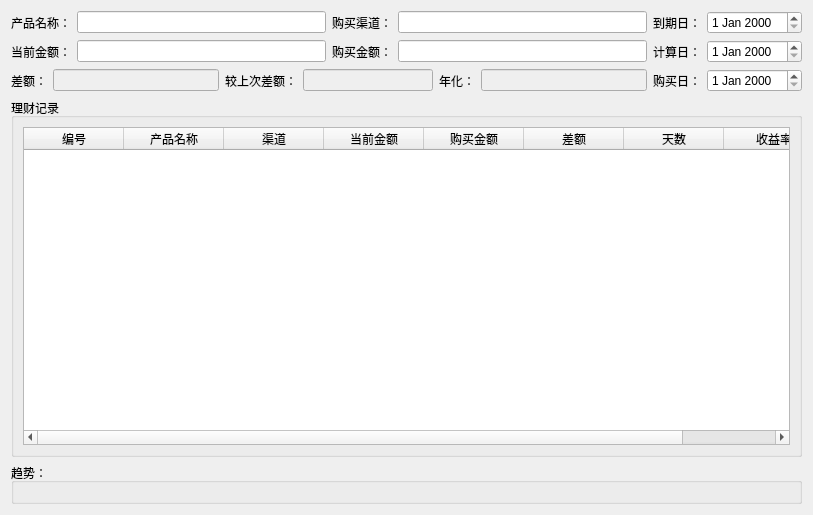
This is widgets/calcReturn/calcReturn.ui in godspeed-w/pyqt_try as Qt 5 draws it before an edit. The edited form follows.
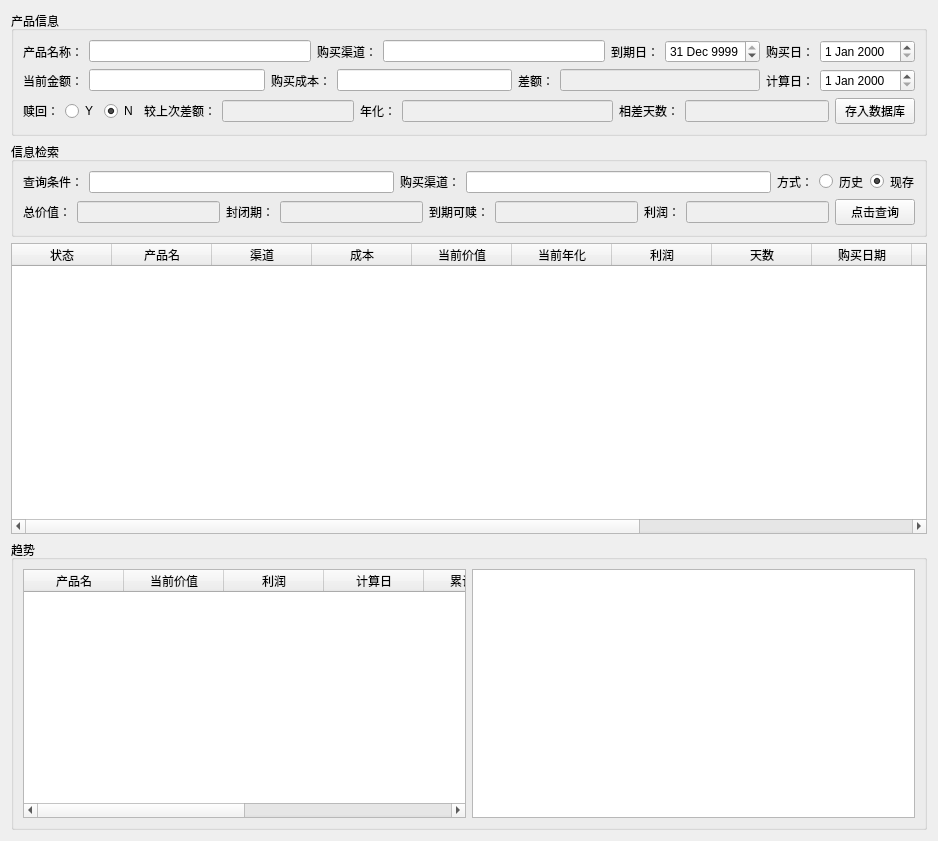
This is the edited form.

What changed in the file:
```diff
--- a/widgets/calcReturn/calcReturn.ui
+++ b/widgets/calcReturn/calcReturn.ui
@@ -6,8 +6,8 @@
    <rect>
     <x>0</x>
     <y>0</y>
-    <width>813</width>
-    <height>515</height>
+    <width>938</width>
+    <height>841</height>
    </rect>
   </property>
   <property name="windowTitle">
@@ -15,11 +15,13 @@
   </property>
   <layout class="QVBoxLayout" name="verticalLayout_3">
    <item>
+    <widget class="QGroupBox" name="groupBox_3">
+     <property name="title">
+      <string>产品信息</string>
+     </property>
     <layout class="QVBoxLayout" name="verticalLayout">
      <item>
-      <layout class="QHBoxLayout" name="horizontalLayout_11">
-       <item>
-        <layout class="QHBoxLayout" name="horizontalLayout_4">
+       <layout class="QHBoxLayout" name="horizontalLayout_2">
          <item>
           <widget class="QLabel" name="label">
            <property name="text">
@@ -28,12 +30,8 @@
           </widget>
          </item>
          <item>
-          <widget class="QLineEdit" name="lineEdit"/>
-         </item>
-        </layout>
-       </item>
-       <item>
-        <layout class="QHBoxLayout" name="horizontalLayout_5">
+         <widget class="QLineEdit" name="lineEdit_prdName"/>
+        </item>
          <item>
           <widget class="QLabel" name="label_2">
            <property name="text">
@@ -42,12 +40,8 @@
           </widget>
          </item>
          <item>
-          <widget class="QLineEdit" name="lineEdit_2"/>
-         </item>
-        </layout>
-       </item>
-       <item>
-        <layout class="QHBoxLayout" name="horizontalLayout_2">
+         <widget class="QLineEdit" name="lineEdit_channel"/>
+        </item>
          <item>
           <widget class="QLabel" name="label_4">
            <property name="text">
@@ -56,14 +50,33 @@
           </widget>
          </item>
          <item>
-          <widget class="QDateEdit" name="dateEdit_2"/>
-         </item>
-        </layout>
-       </item>
+         <widget class="QDateEdit" name="dateEdit_maDate">
+          <property name="dateTime">
+           <datetime>
+            <hour>0</hour>
+            <minute>0</minute>
+            <second>0</second>
+            <year>9999</year>
+            <month>12</month>
+            <day>31</day>
+           </datetime>
+          </property>
+         </widget>
+        </item>
+        <item>
+         <widget class="QLabel" name="label_8">
+          <property name="text">
+           <string>购买日：</string>
+          </property>
+         </widget>
+        </item>
+        <item>
+         <widget class="QDateEdit" name="dateEdit_buyDate"/>
+        </item>
       </layout>
      </item>
      <item>
-      <layout class="QHBoxLayout" name="horizontalLayout_12">
+       <layout class="QHBoxLayout" name="horizontalLayout_16">
        <item>
         <layout class="QHBoxLayout" name="horizontalLayout_6">
          <item>
@@ -87,7 +100,7 @@
          <item>
           <widget class="QLabel" name="label_5">
            <property name="text">
-            <string>购买金额：</string>
+             <string>购买成本：</string>
            </property>
           </widget>
          </item>
@@ -101,25 +114,7 @@
         </layout>
        </item>
        <item>
-        <layout class="QHBoxLayout" name="horizontalLayout_3">
-         <item>
-          <widget class="QLabel" name="label_8">
-           <property name="text">
-            <string>计算日：</string>
-           </property>
-          </widget>
-         </item>
-         <item>
-          <widget class="QDateEdit" name="dateEdit_3"/>
-         </item>
-        </layout>
-       </item>
-      </layout>
-     </item>
-     <item>
-      <layout class="QHBoxLayout" name="horizontalLayout_13">
-       <item>
-        <layout class="QHBoxLayout" name="horizontalLayout_10">
+         <layout class="QHBoxLayout" name="horizontalLayout_9">
          <item>
           <widget class="QLabel" name="label_10">
            <property name="text">
@@ -128,7 +123,7 @@
           </widget>
          </item>
          <item>
-          <widget class="QLineEdit" name="lineEdit_7">
+           <widget class="QLineEdit" name="lineEdit_profit">
            <property name="enabled">
             <bool>false</bool>
            </property>
@@ -140,7 +135,57 @@
         </layout>
        </item>
        <item>
-        <layout class="QHBoxLayout" name="horizontalLayout_9">
+         <layout class="QHBoxLayout" name="horizontalLayout_10">
+          <item>
+           <widget class="QLabel" name="label_3">
+            <property name="text">
+             <string>计算日：</string>
+            </property>
+           </widget>
+          </item>
+          <item>
+           <widget class="QDateEdit" name="dateEdit_valDate"/>
+          </item>
+         </layout>
+        </item>
+       </layout>
+      </item>
+      <item>
+       <layout class="QHBoxLayout" name="horizontalLayout_17">
+        <item>
+         <layout class="QHBoxLayout" name="horizontalLayout_8">
+          <item>
+           <widget class="QLabel" name="label_12">
+            <property name="text">
+             <string>赎回：</string>
+            </property>
+           </widget>
+          </item>
+          <item>
+           <layout class="QHBoxLayout" name="horizontalLayout">
+            <item>
+             <widget class="QRadioButton" name="radioButton">
+              <property name="text">
+               <string>Y</string>
+              </property>
+             </widget>
+            </item>
+            <item>
+             <widget class="QRadioButton" name="radioButton_2">
+              <property name="text">
+               <string>N</string>
+              </property>
+              <property name="checked">
+               <bool>true</bool>
+              </property>
+             </widget>
+            </item>
+           </layout>
+          </item>
+         </layout>
+        </item>
+        <item>
+         <layout class="QHBoxLayout" name="horizontalLayout_12">
          <item>
           <widget class="QLabel" name="label_9">
            <property name="text">
@@ -149,7 +194,7 @@
           </widget>
          </item>
          <item>
-          <widget class="QLineEdit" name="lineEdit_6">
+           <widget class="QLineEdit" name="lineEdit_lastProfit">
            <property name="enabled">
             <bool>false</bool>
            </property>
@@ -160,8 +205,6 @@
          </item>
         </layout>
        </item>
-       <item>
-        <layout class="QHBoxLayout" name="horizontalLayout_8">
          <item>
           <widget class="QLabel" name="label_7">
            <property name="text">
@@ -170,7 +213,7 @@
           </widget>
          </item>
          <item>
-          <widget class="QLineEdit" name="lineEdit_5">
+         <widget class="QLineEdit" name="lineEdit_rate">
            <property name="enabled">
             <bool>false</bool>
            </property>
@@ -179,44 +222,192 @@
            </property>
           </widget>
          </item>
-        </layout>
-       </item>
        <item>
-        <layout class="QHBoxLayout" name="horizontalLayout">
+         <layout class="QHBoxLayout" name="horizontalLayout_11">
          <item>
-          <widget class="QLabel" name="label_3">
+           <widget class="QLabel" name="label_11">
            <property name="text">
-            <string>购买日：</string>
+             <string>相差天数：</string>
            </property>
           </widget>
          </item>
          <item>
-          <widget class="QDateEdit" name="dateEdit"/>
+           <widget class="QLineEdit" name="lineEdit_days">
+            <property name="enabled">
+             <bool>false</bool>
+            </property>
+            <property name="text">
+             <string/>
+            </property>
+           </widget>
          </item>
         </layout>
        </item>
+        <item>
+         <widget class="QPushButton" name="pushButton_save">
+          <property name="text">
+           <string>存入数据库</string>
+          </property>
+         </widget>
+        </item>
       </layout>
      </item>
     </layout>
+    </widget>
    </item>
    <item>
+    <widget class="QGroupBox" name="groupBox_4">
+     <property name="styleSheet">
+      <string notr="true">border-color: rgb(121, 255, 132);</string>
+     </property>
+     <property name="title">
+      <string>信息检索</string>
+     </property>
     <layout class="QVBoxLayout" name="verticalLayout_2">
      <item>
-      <widget class="QGroupBox" name="groupBox">
-       <property name="title">
-        <string>理财记录</string>
-       </property>
-       <layout class="QHBoxLayout" name="horizontalLayout_14">
+       <layout class="QHBoxLayout" name="horizontalLayout_4">
+        <item>
+         <widget class="QLabel" name="label_13">
+          <property name="text">
+           <string>查询条件：</string>
+          </property>
+         </widget>
+        </item>
+        <item>
+         <widget class="QLineEdit" name="lineEdit_search_condition"/>
+        </item>
+        <item>
+         <widget class="QLabel" name="label_14">
+          <property name="text">
+           <string>购买渠道：</string>
+          </property>
+         </widget>
+        </item>
+        <item>
+         <widget class="QLineEdit" name="lineEdit_search_channel"/>
+        </item>
+        <item>
+         <layout class="QHBoxLayout" name="horizontalLayout_3">
+          <item>
+           <widget class="QLabel" name="label_15">
+            <property name="text">
+             <string>方式：</string>
+            </property>
+           </widget>
+          </item>
+          <item>
+           <widget class="QRadioButton" name="radioButton_3">
+            <property name="text">
+             <string>历史</string>
+            </property>
+           </widget>
+          </item>
+          <item>
+           <widget class="QRadioButton" name="radioButton_4">
+            <property name="text">
+             <string>现存</string>
+            </property>
+            <property name="checked">
+             <bool>true</bool>
+            </property>
+           </widget>
+          </item>
+         </layout>
+        </item>
+       </layout>
+      </item>
+      <item>
+       <layout class="QHBoxLayout" name="horizontalLayout_5">
+        <item>
+         <widget class="QLabel" name="label_16">
+          <property name="text">
+           <string>总价值：</string>
+          </property>
+         </widget>
+        </item>
+        <item>
+         <widget class="QLineEdit" name="lineEdit_search_totalValue">
+          <property name="enabled">
+           <bool>false</bool>
+          </property>
+          <property name="text">
+           <string/>
+          </property>
+         </widget>
+        </item>
+        <item>
+         <widget class="QLabel" name="label_17">
+          <property name="text">
+           <string>封闭期：</string>
+          </property>
+         </widget>
+        </item>
+        <item>
+         <widget class="QLineEdit" name="lineEdit_search_closeAmt">
+          <property name="enabled">
+           <bool>false</bool>
+          </property>
+          <property name="text">
+           <string/>
+          </property>
+         </widget>
+        </item>
+        <item>
+         <widget class="QLabel" name="label_18">
+          <property name="text">
+           <string>到期可赎：</string>
+          </property>
+         </widget>
+        </item>
+        <item>
+         <widget class="QLineEdit" name="lineEdit_search_openAmt">
+          <property name="enabled">
+           <bool>false</bool>
+          </property>
+          <property name="text">
+           <string/>
+          </property>
+         </widget>
+        </item>
+        <item>
+         <widget class="QLabel" name="label_19">
+          <property name="text">
+           <string>利润：</string>
+          </property>
+         </widget>
+        </item>
+        <item>
+         <widget class="QLineEdit" name="lineEdit_search_profit">
+          <property name="enabled">
+           <bool>false</bool>
+          </property>
+          <property name="text">
+           <string/>
+          </property>
+         </widget>
+        </item>
+        <item>
+         <widget class="QPushButton" name="pushButton_inquery">
+          <property name="text">
+           <string>点击查询</string>
+          </property>
+         </widget>
+        </item>
+       </layout>
+      </item>
+     </layout>
+    </widget>
+   </item>
         <item>
          <widget class="QTableWidget" name="tableWidget">
           <column>
            <property name="text">
-            <string>编号</string>
+       <string>状态</string>
            </property>
           </column>
           <column>
            <property name="text">
-            <string>产品名称</string>
+       <string>产品名</string>
            </property>
           </column>
           <column>
@@ -226,17 +417,22 @@
           </column>
           <column>
            <property name="text">
-            <string>当前金额</string>
+       <string>成本</string>
            </property>
           </column>
           <column>
            <property name="text">
-            <string>购买金额</string>
+       <string>当前价值</string>
            </property>
           </column>
           <column>
            <property name="text">
-            <string>差额</string>
+       <string>当前年化</string>
+      </property>
+     </column>
+     <column>
+      <property name="text">
+       <string>利润</string>
            </property>
           </column>
           <column>
@@ -246,27 +442,86 @@
           </column>
           <column>
            <property name="text">
-            <string>收益率</string>
-           </property>
-          </column>
-         </widget>
-        </item>
-       </layout>
+       <string>购买日期</string>
+      </property>
+     </column>
+     <column>
+      <property name="text">
+       <string>到期日</string>
+      </property>
+     </column>
+     <column>
+      <property name="text">
+       <string>计算日</string>
+      </property>
+     </column>
+     <column>
+      <property name="text">
+       <string>更新时间</string>
+      </property>
+     </column>
+     <column>
+      <property name="text">
+       <string>编号</string>
+      </property>
+     </column>
       </widget>
      </item>
      <item>
-      <widget class="QGroupBox" name="groupBox_2">
+    <widget class="QGroupBox" name="groupBox">
        <property name="title">
-        <string>趋势：</string>
-       </property>
-       <layout class="QHBoxLayout" name="horizontalLayout_15">
+      <string>趋势</string>
+     </property>
+     <layout class="QHBoxLayout" name="horizontalLayout_13">
         <item>
-         <widget class="QWidget" name="widget" native="true"/>
-        </item>
-       </layout>
-      </widget>
-     </item>
-    </layout>
+       <widget class="QTableWidget" name="tableWidget_2">
+        <column>
+         <property name="text">
+          <string>产品名</string>
+         </property>
+        </column>
+        <column>
+         <property name="text">
+          <string>当前价值</string>
+         </property>
+        </column>
+        <column>
+         <property name="text">
+          <string>利润</string>
+         </property>
+        </column>
+        <column>
+         <property name="text">
+          <string>计算日</string>
+         </property>
+        </column>
+        <column>
+         <property name="text">
+          <string>累计天数</string>
+         </property>
+        </column>
+        <column>
+         <property name="text">
+          <string>当前年化</string>
+         </property>
+        </column>
+        <column>
+         <property name="text">
+          <string>更新时间</string>
+         </property>
+        </column>
+        <column>
+         <property name="text">
+          <string>编号</string>
+         </property>
+        </column>
+       </widget>
+      </item>
+      <item>
+       <widget class="QListView" name="listView"/>
+      </item>
+     </layout>
+    </widget>
    </item>
   </layout>
  </widget>
```
Left out of the diff: 4 changed lines with no effect on the pictures. Lines whose indentation alone changed are shown as unchanged.
